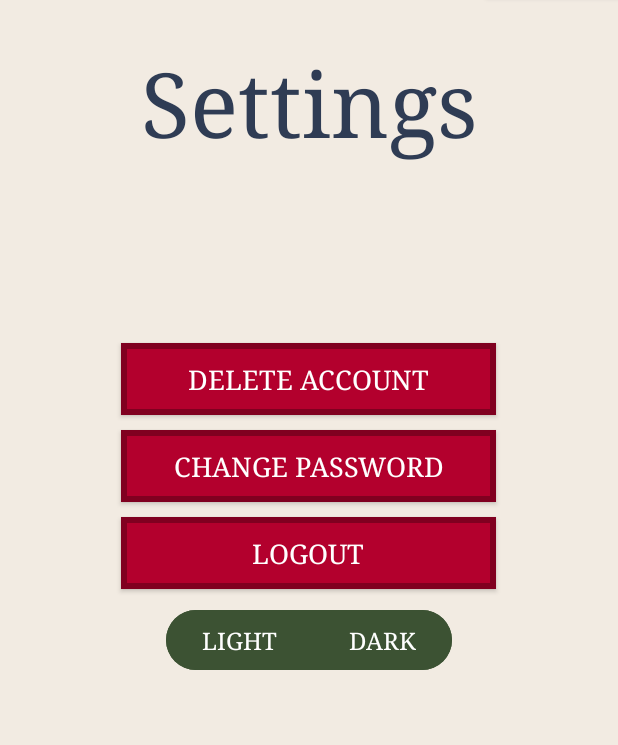
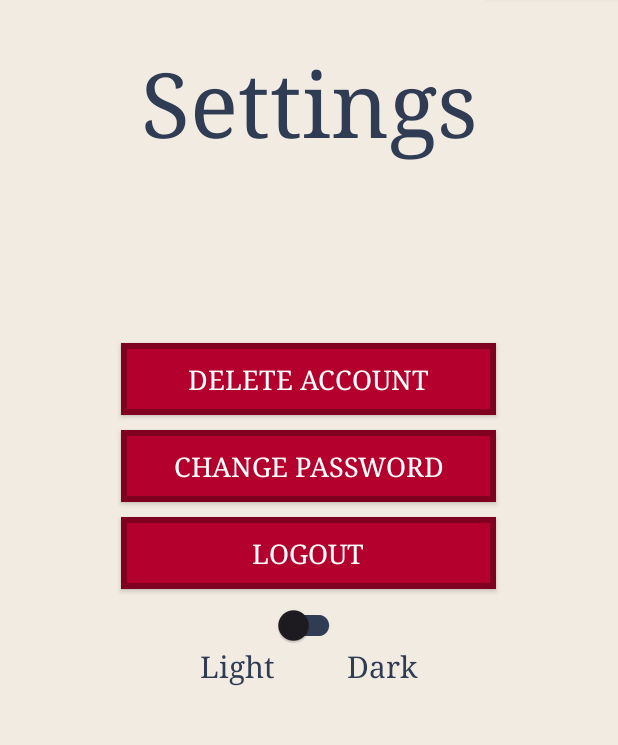
Before and after one commit to UTSA-CS-3443/UniWallet, an Android app: the SettingsActivity screen opened directly, with no data from a screen before it, on a phone screen of 412 x 824 dp, the part 152-897 px from its top. Run offline under Robolectric (Android 15) with nearby library versions, the phone set to English and light mode, and no system bars.

Commit message:
Fixed light/dark mode bugs

```diff
--- a/app/src/main/AndroidManifest.xml
+++ b/app/src/main/AndroidManifest.xml
@@ -43,6 +43,7 @@
         </activity>
         <activity
             android:name=".SettingsActivity"
+            android:configChanges="uiMode"
             android:exported="true">
         </activity>
         <activity
--- a/app/src/main/java/com/example/uniwallet/SettingsActivity.java
+++ b/app/src/main/java/com/example/uniwallet/SettingsActivity.java
@@ -1,22 +1,26 @@
 package com.example.uniwallet;
 
 import android.content.Intent;
+import android.content.SharedPreferences;
 import android.os.Bundle;
+import android.preference.PreferenceManager;
 import android.view.View;
 import android.widget.Button;
+import android.widget.CompoundButton;
 
 import com.example.uniwallet.model.Account;
 import com.example.uniwallet.model.AccountManager;
-import com.google.android.material.button.MaterialButtonToggleGroup;
-
 import androidx.appcompat.app.AppCompatActivity;
 import androidx.appcompat.app.AppCompatDelegate;
+import androidx.appcompat.widget.SwitchCompat;
+
 /**
  * The activity for managing user settings.
  */
 public class SettingsActivity extends AppCompatActivity {
 //Declare account
     Account account;
+    private static final String MODE_PREF_KEY = "mode_preference";
     /**
      * Called when the activity is starting. This is where most initialization should go.
      *
@@ -28,7 +32,6 @@ public class SettingsActivity extends AppCompatActivity {
         setContentView(R.layout.activity_settings);
         // Retrieve account information from intent
         Intent intent = getIntent();
-
         if (intent != null && intent.hasExtra("account")) {
             account = (Account) intent.getSerializableExtra("account");
 
@@ -38,26 +41,40 @@ public class SettingsActivity extends AppCompatActivity {
         Button change_password = findViewById(R.id.changePasswordButton);
         Button logout = findViewById(R.id.logoutAccountButton);
         Button home_button = findViewById(R.id.homeButton);
-        MaterialButtonToggleGroup buttonToggleGroup = findViewById(R.id.btg_theme_switch);
-        // Set listener for theme switch toggle group
-        buttonToggleGroup.addOnButtonCheckedListener(new MaterialButtonToggleGroup.OnButtonCheckedListener() {
+        SwitchCompat switch_mode = findViewById(R.id.mode_switch);
+
+        SharedPreferences sharedPreferences = PreferenceManager.getDefaultSharedPreferences(getApplicationContext());
+        boolean isDarkModeEnabled = sharedPreferences.getBoolean(MODE_PREF_KEY, false); // Default to false (light mode)
+        // Initialize the switch based on the mode preference
+        switch_mode.setChecked(isDarkModeEnabled);
+        // Set listener for theme switch
+        switch_mode.setOnCheckedChangeListener(new CompoundButton.OnCheckedChangeListener() {
             @Override
-            public void onButtonChecked(MaterialButtonToggleGroup group, int checkedId, boolean isChecked) {
-                // Change app theme based on selection
-                if (checkedId == R.id.btnLight) {
-                    // Set app theme to light mode
+            public void onCheckedChanged(CompoundButton buttonView, boolean isChecked) {
+                SharedPreferences sharedPreferences = PreferenceManager.getDefaultSharedPreferences(getApplicationContext());
+                SharedPreferences.Editor editor = sharedPreferences.edit();
+                editor.putBoolean(MODE_PREF_KEY, isChecked);
+                editor.apply();
+
+                if (isChecked) {
+                    AppCompatDelegate.setDefaultNightMode(AppCompatDelegate.MODE_NIGHT_YES);
+                    setTheme(R.style.Base_Theme_UniWallet);
+                } else {
                     AppCompatDelegate.setDefaultNightMode(AppCompatDelegate.MODE_NIGHT_NO);
-                } else if (checkedId == R.id.btnDark) {
-                    // Set app theme to dark mode
-                    AppCompatDelegate.setDefaultNightMode(AppCompatDelegate.MODE_NIGHT_YES);
+                    setTheme(R.style.Base_Theme_UniWallet);
                 }
+                recreate();
             }
         });
         // Set click listener for delete account button
         delete_account.setOnClickListener(new View.OnClickListener() {
             @Override
             public void onClick(View v) {
-                // Delete account and return to home activity
+                // Revert theme then delete account and return to home activity
+                AppCompatDelegate.setDefaultNightMode(AppCompatDelegate.MODE_NIGHT_NO);
+                setTheme(R.style.Base_Theme_UniWallet);
+                recreate();
+                switch_mode.setChecked(false);
                 deleteAccount();
                 launchHomeActivity();
             }
@@ -74,7 +91,11 @@ public class SettingsActivity extends AppCompatActivity {
         logout.setOnClickListener(new View.OnClickListener() {
             @Override
             public void onClick(View v) {
-                // Logout and return to home activity
+                // Revert theme then logout and return to home activity
+                AppCompatDelegate.setDefaultNightMode(AppCompatDelegate.MODE_NIGHT_NO);
+                setTheme(R.style.Base_Theme_UniWallet);
+                recreate();
+                switch_mode.setChecked(false);
                 launchHomeActivity();
             }
         });
--- a/app/src/main/res/layout/activity_settings.xml
+++ b/app/src/main/res/layout/activity_settings.xml
@@ -54,27 +54,17 @@
         android:text="Logout"
         style="@style/ButtonStyle"/>
 
-    <com.google.android.material.button.MaterialButtonToggleGroup
-        android:id="@+id/btg_theme_switch"
-        android:layout_width="200dp"
-        android:layout_height="50dp"
-        android:gravity="center_horizontal"
-        app:singleSelection="true"
-        app:selectionRequired="true"
-        android:layout_marginTop="10dp">
+    <androidx.appcompat.widget.SwitchCompat
+        android:id="@+id/mode_switch"
+        android:layout_width="wrap_content"
+        android:layout_height="wrap_content"
+        app:trackTint="@color/colorTitleHeader"/>
 
-        <Button
-            android:id="@+id/btnLight"
-            style="@style/SwitchButton"
-            android:layout_width="wrap_content"
-            android:layout_height="wrap_content"
-            android:text="Light"/>
-
-        <Button
-            android:id="@+id/btnDark"
-            style="@style/SwitchButton"
-            android:layout_width="wrap_content"
-            android:layout_height="wrap_content"
-            android:text="Dark"/>
-    </com.google.android.material.button.MaterialButtonToggleGroup>
+    <TextView
+        style="@style/TextViewStyle"
+        android:textSize="20sp"
+        android:layout_width="wrap_content"
+        android:layout_height="wrap_content"
+        android:layout_marginTop="-10dp"
+        android:text="Light         Dark"/>
 </LinearLayout>
```
